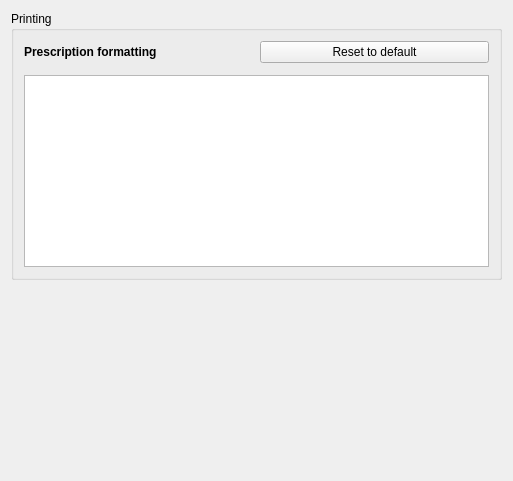
Before: the Qt Designer form plugins/drugsplugin/drugspreferences/drugposologicsentencepreferences.ui in FreeHealth/freehealth, drawn with Qt 5.
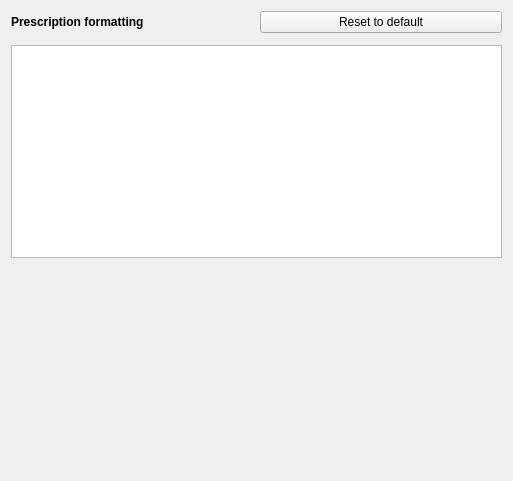
After: the same form once the commit is applied. Custom widgets are drawn as their Qt base class.

Commit message: using padwriter (draft)

```diff
--- a/plugins/drugsplugin/drugspreferences/drugposologicsentencepreferences.ui
+++ b/plugins/drugsplugin/drugspreferences/drugposologicsentencepreferences.ui
@@ -13,39 +13,8 @@
   <property name="windowTitle">
    <string>Form</string>
   </property>
-  <layout class="QGridLayout" name="gridLayout_4">
-   <item row="2" column="0">
-    <spacer name="verticalSpacer">
-     <property name="orientation">
-      <enum>Qt::Vertical</enum>
-     </property>
-     <property name="sizeHint" stdset="0">
-      <size>
-       <width>20</width>
-       <height>40</height>
-      </size>
-     </property>
-    </spacer>
-   </item>
+  <layout class="QGridLayout" name="gridLayout">
    <item row="0" column="0">
-    <widget class="QGroupBox" name="groupBox_3">
-     <property name="sizePolicy">
-      <sizepolicy hsizetype="Preferred" vsizetype="Preferred">
-       <horstretch>0</horstretch>
-       <verstretch>0</verstretch>
-      </sizepolicy>
-     </property>
-     <property name="title">
-      <string>Printing</string>
-     </property>
-     <layout class="QGridLayout" name="gridLayout_9">
-      <property name="margin">
-       <number>10</number>
-      </property>
-      <item row="3" column="1" colspan="2">
-       <widget class="Editor::TextEditor" name="prescriptionFormatting" native="true"/>
-      </item>
-      <item row="2" column="1" colspan="2">
        <layout class="QHBoxLayout" name="horizontalLayout">
         <item>
          <widget class="QLabel" name="label_2">
@@ -69,7 +38,10 @@
         </item>
        </layout>
       </item>
-      <item row="4" column="1" colspan="2">
+   <item row="1" column="0">
+    <widget class="Editor::TextEditor" name="prescriptionFormatting" native="true"/>
+   </item>
+   <item row="2" column="0">
        <widget class="QTextEdit" name="formatingSample">
         <property name="enabled">
          <bool>true</bool>
@@ -79,8 +51,18 @@
         </property>
        </widget>
       </item>
-     </layout>
-    </widget>
+   <item row="3" column="0">
+    <spacer name="verticalSpacer">
+     <property name="orientation">
+      <enum>Qt::Vertical</enum>
+     </property>
+     <property name="sizeHint" stdset="0">
+      <size>
+       <width>20</width>
+       <height>40</height>
+      </size>
+     </property>
+    </spacer>
    </item>
   </layout>
  </widget>
```
Lines whose indentation alone changed are shown as unchanged. The commit also changes 2 other files.
